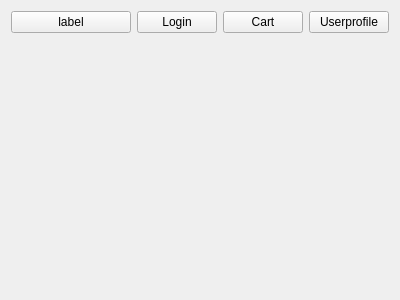
Old version of the form Client/mainwindow.ui in the repository Kazbek177007/Booking.
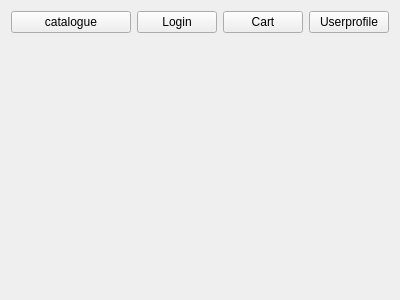
New version of the form.

Commit message: Catalogue for client are shown

Diff of the .ui file:
```diff
--- a/Client/mainwindow.ui
+++ b/Client/mainwindow.ui
@@ -25,7 +25,7 @@
         </sizepolicy>
        </property>
        <property name="text">
-        <string>label</string>
+        <string>catalogue</string>
        </property>
       </widget>
      </item>
```
The commit also changes 14 other files.
